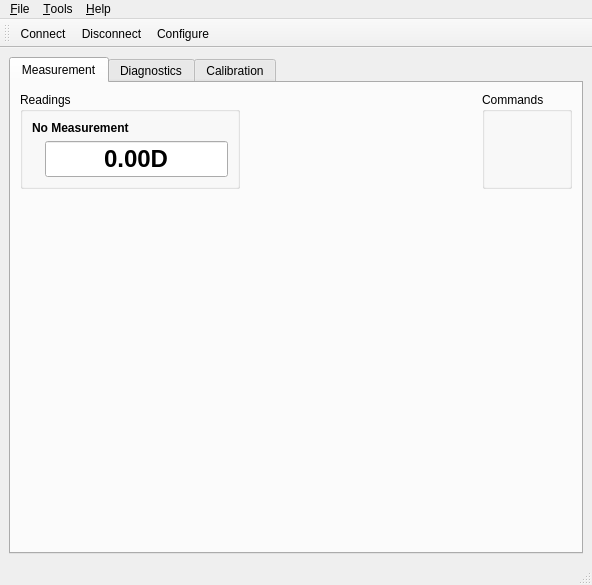
The window that software/desktop/mainwindow.ui (dektronics/printalyzer-densitometer) describes before a commit, drawn with Qt 5.
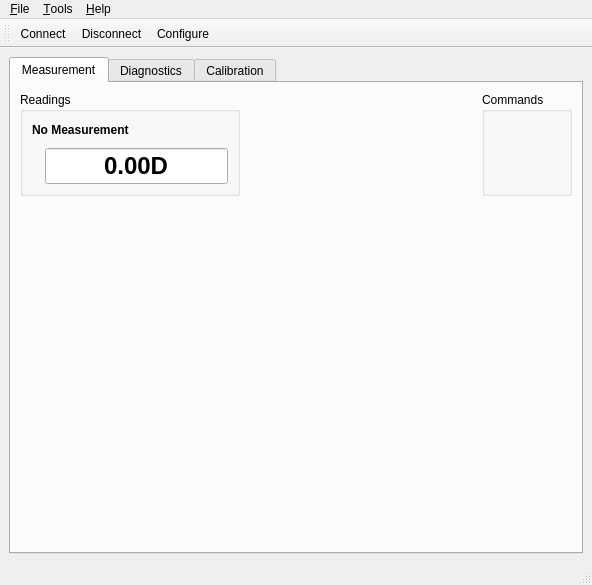
The same window after the commit. Icons and pictures are not drawn.

Commit message:
Add display of zero offset to the desktop app
This adds an indicator when a measurement has had a zero offset applied
to it, and makes the offset value the tooltip for that indicator.

Refs #19

Diff of the .ui file:
```diff
--- a/software/desktop/mainwindow.ui
+++ b/software/desktop/mainwindow.ui
@@ -69,17 +69,62 @@
            <string>Readings</string>
           </property>
           <layout class="QVBoxLayout" name="verticalLayout_11">
+           <property name="topMargin">
+            <number>6</number>
+           </property>
            <item>
-            <widget class="QLabel" name="readingTypeNameLabel">
-             <property name="font">
-              <font>
-               <bold>true</bold>
-              </font>
+            <layout class="QHBoxLayout" name="horizontalLayout">
+             <property name="topMargin">
+              <number>0</number>
              </property>
-             <property name="text">
-              <string>No Measurement</string>
-             </property>
-            </widget>
+             <item>
+              <widget class="QLabel" name="readingTypeNameLabel">
+               <property name="font">
+                <font>
+                 <bold>true</bold>
+                </font>
+               </property>
+               <property name="text">
+                <string>No Measurement</string>
+               </property>
+              </widget>
+             </item>
+             <item>
+              <spacer name="horizontalSpacer_7">
+               <property name="orientation">
+                <enum>Qt::Horizontal</enum>
+               </property>
+               <property name="sizeHint" stdset="0">
+                <size>
+                 <width>40</width>
+                 <height>20</height>
+                </size>
+               </property>
+              </spacer>
+             </item>
+             <item>
+              <widget class="QLabel" name="zeroIndicatorLabel">
+               <property name="enabled">
+                <bool>true</bool>
+               </property>
+               <property name="minimumSize">
+                <size>
+                 <width>24</width>
+                 <height>24</height>
+                </size>
+               </property>
+               <property name="text">
+                <string notr="true"/>
+               </property>
+               <property name="pixmap">
+                <pixmap resource="densitometer.qrc">:/images/zero-set-indicator.png</pixmap>
+               </property>
+               <property name="scaledContents">
+                <bool>false</bool>
+               </property>
+              </widget>
+             </item>
+            </layout>
            </item>
            <item>
             <layout class="QHBoxLayout" name="horizontalLayout_9">
```
Left out of the diff: 40 changed lines with no effect on the pictures. The commit also changes 5 other files.
